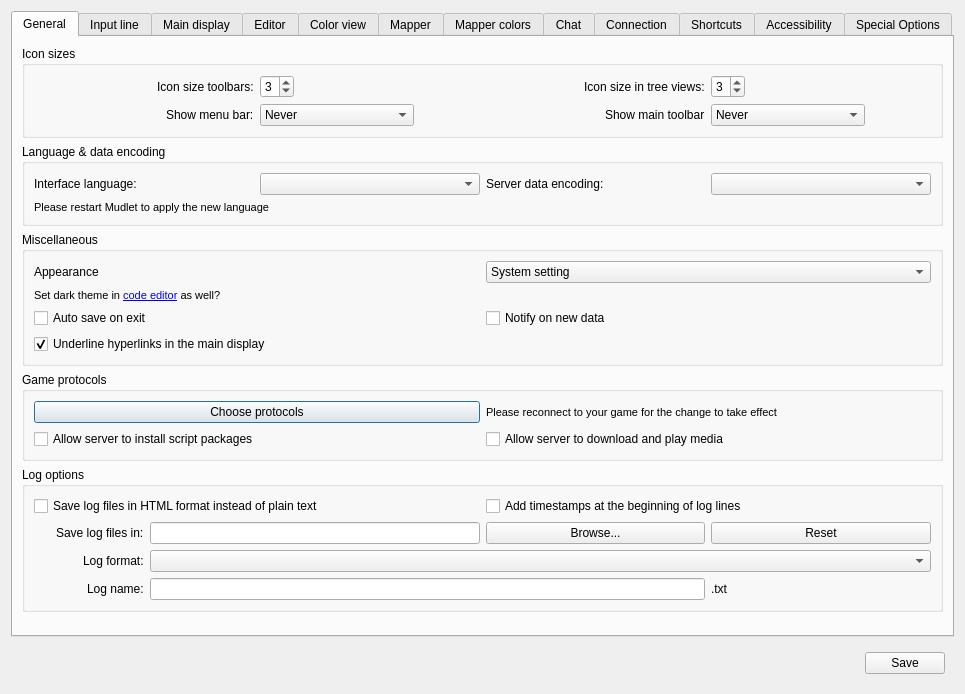
sammerpetria/Mudlet, file src/ui/profile_preferences.ui: the form before one commit.
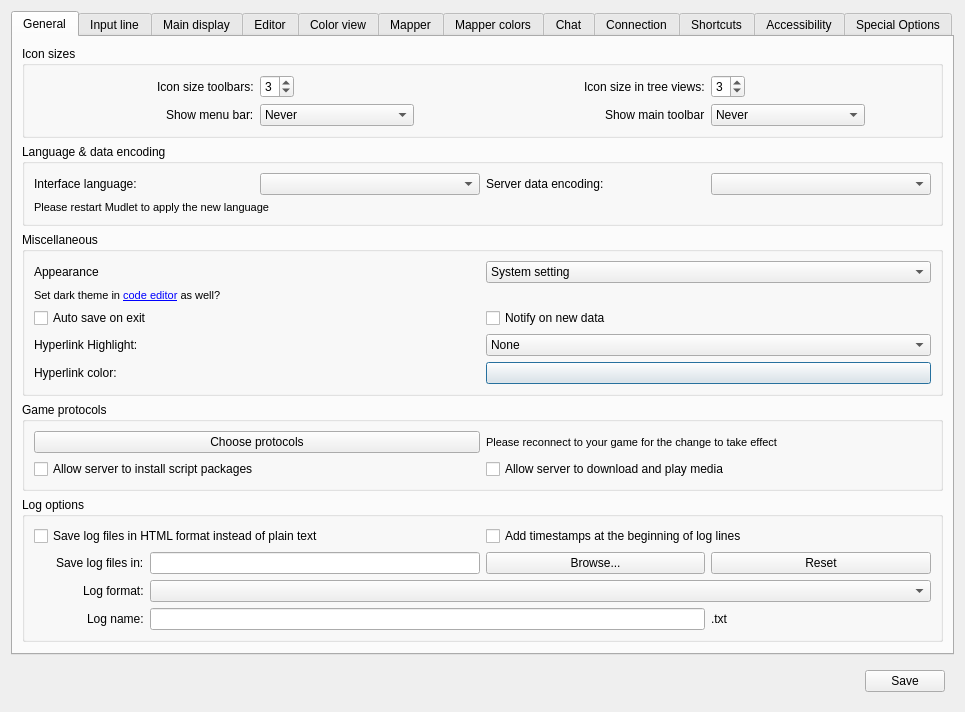
The form after the commit. Icons and pictures are not drawn. Custom widgets are drawn as their Qt base class.

Commit message: Remove hyperlink background color option

The edit to the form file:
```diff
--- a/src/ui/profile_preferences.ui
+++ b/src/ui/profile_preferences.ui
@@ -296,14 +296,58 @@
             </property>
            </widget>
           </item>
-          <item row="3" column="0" colspan="2">
-           <widget class="QCheckBox" name="checkBox_underlineHyperlinks">
+          <item row="3" column="0">
+           <widget class="QLabel" name="label_hyperlinkHighlight">
             <property name="text">
-             <string>Underline hyperlinks in the main display</string>
+             <string>Hyperlink Highlight:</string>
             </property>
-            <property name="checked">
+            <property name="buddy">
+             <cstring>comboBox_hyperlinkStyle</cstring>
+            </property>
+           </widget>
+          </item>
+          <item row="3" column="1">
+           <widget class="QComboBox" name="comboBox_hyperlinkStyle">
+            <item>
+             <property name="text">
+              <string>None</string>
+             </property>
+            </item>
+            <item>
+             <property name="text">
+              <string>Underline</string>
+             </property>
+            </item>
+            <item>
+             <property name="text">
+              <string>Bold</string>
+             </property>
+            </item>
+            <item>
+             <property name="text">
+              <string>Italic</string>
+             </property>
+            </item>
+           </widget>
+          </item>
+          <item row="4" column="0">
+           <widget class="QLabel" name="label_hyperlinkColor">
+            <property name="text">
+             <string>Hyperlink color:</string>
+            </property>
+            <property name="buddy">
+             <cstring>pushButton_hyperlinkFgColor</cstring>
+            </property>
+           </widget>
+          </item>
+          <item row="4" column="1">
+           <widget class="QPushButton" name="pushButton_hyperlinkFgColor">
+            <property name="autoFillBackground">
              <bool>true</bool>
             </property>
+            <property name="text">
+             <string/>
+            </property>
            </widget>
           </item>
         </layout>
```
Left out of the diff: 4 changed lines with no effect on the pictures. The commit also changes 8 other files.
